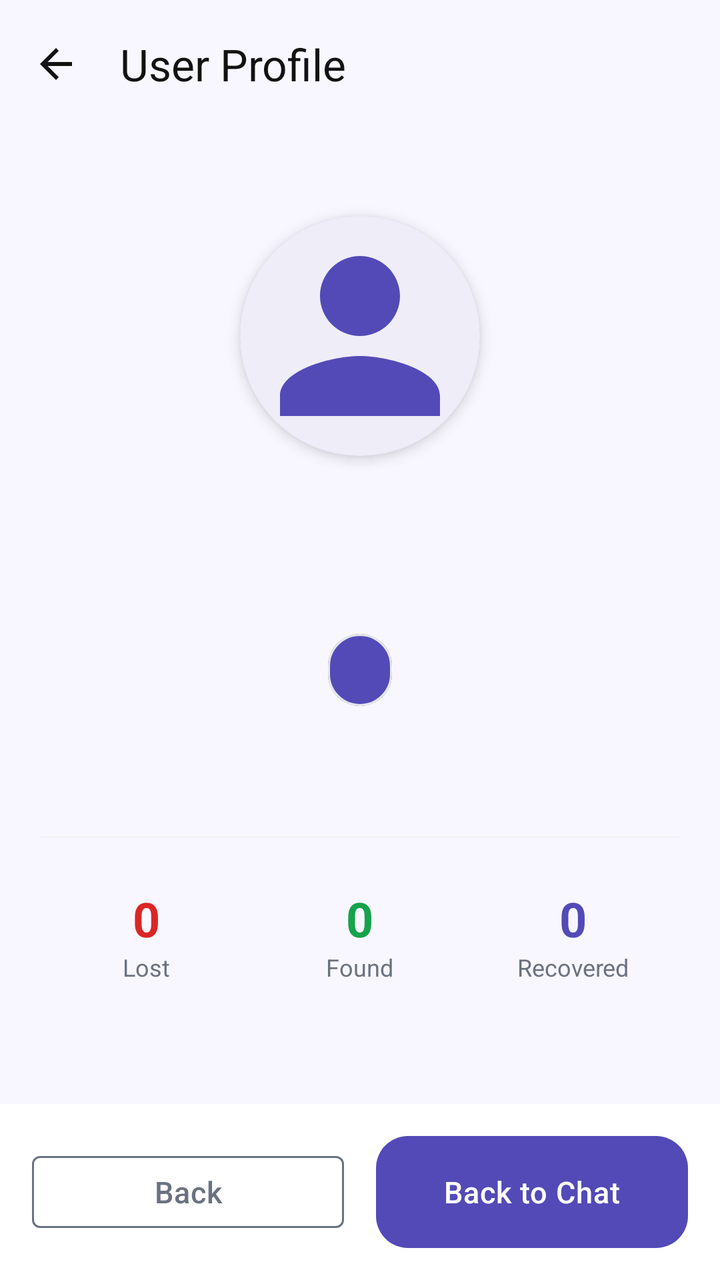
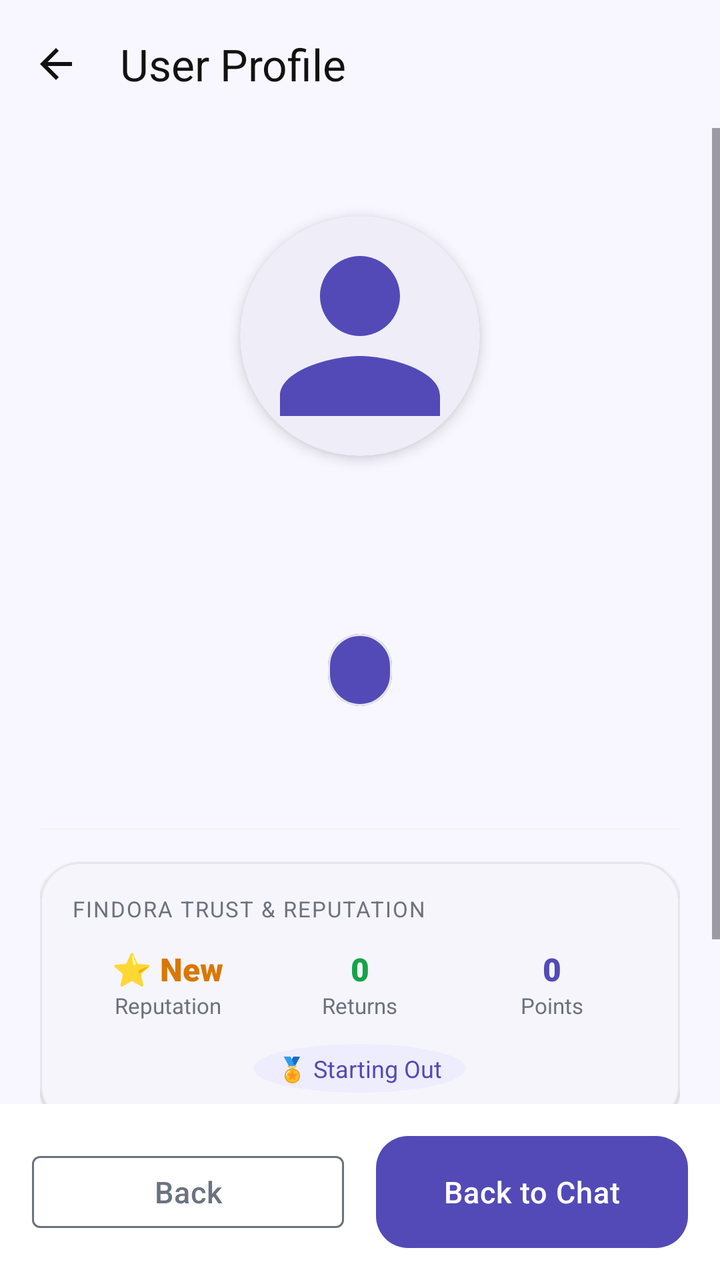

Before-and-after screenshots of an Android layout around one commit, followed by the original layout XML and the change that was made.
<!-- AndroidManifest.xml: application theme Theme.Findora -->
<!-- res/layout/activity_user_profile.xml -->
<?xml version="1.0" encoding="utf-8"?>
<LinearLayout xmlns:android="http://schemas.android.com/apk/res/android"
    xmlns:app="http://schemas.android.com/apk/res-auto"
    android:layout_width="match_parent"
    android:layout_height="match_parent"
    android:background="@color/screen_background"
    android:orientation="vertical">

    <com.google.android.material.appbar.MaterialToolbar
        android:id="@+id/toolbar"
        android:layout_width="match_parent"
        android:layout_height="?attr/actionBarSize"
        android:background="@color/screen_background"
        app:navigationIcon="?attr/homeAsUpIndicator"
        app:navigationIconTint="@color/text_dark"
        app:title="User Profile"
        app:titleTextColor="@color/text_dark" />

    <ScrollView
        android:layout_width="match_parent"
        android:layout_height="0dp"
        android:layout_weight="1"
        android:fillViewport="true">

        <LinearLayout
            android:layout_width="match_parent"
            android:layout_height="wrap_content"
            android:orientation="vertical"
            android:padding="@dimen/screen_padding_horizontal"
            android:gravity="center_horizontal">

            <com.google.android.material.card.MaterialCardView
                android:layout_width="120dp"
                android:layout_height="120dp"
                android:layout_marginTop="24dp"
                app:cardCornerRadius="60dp"
                app:cardElevation="4dp"
                app:strokeWidth="0dp">

                <ImageView
                    android:id="@+id/ivProfilePicture"
                    android:layout_width="match_parent"
                    android:layout_height="match_parent"
                    android:scaleType="centerCrop"
                    android:src="@drawable/ic_person"
                    app:tint="@color/primary_purple" />
            </com.google.android.material.card.MaterialCardView>

            <TextView
                android:id="@+id/tvFullName"
                android:layout_width="wrap_content"
                android:layout_height="wrap_content"
                android:layout_marginTop="16dp"
                android:textColor="@color/text_dark"
                android:textSize="22sp"
                android:textStyle="bold" />

            <TextView
                android:id="@+id/tvUsername"
                android:layout_width="wrap_content"
                android:layout_height="wrap_content"
                android:layout_marginTop="4dp"
                android:textColor="@color/text_gray"
                android:textSize="16sp" />
                
            <com.google.android.material.chip.Chip
                android:id="@+id/chipRole"
                android:layout_width="wrap_content"
                android:layout_height="wrap_content"
                android:layout_marginTop="12dp"
                android:textColor="@color/white"
                app:chipBackgroundColor="@color/primary_purple"
                android:clickable="false"
                android:focusable="false" />

            <TextView
                android:id="@+id/tvMemberSince"
                android:layout_width="wrap_content"
                android:layout_height="wrap_content"
                android:layout_marginTop="16dp"
                android:textColor="@color/text_gray"
                android:textSize="14sp" />

            <View
                android:layout_width="match_parent"
                android:layout_height="1dp"
                android:layout_marginTop="24dp"
                android:layout_marginBottom="24dp"
                android:background="@color/divider" />

            
            <LinearLayout
                android:layout_width="match_parent"
                android:layout_height="wrap_content"
                android:orientation="horizontal"
                android:weightSum="3">

                
                <LinearLayout
                    android:layout_width="0dp"
                    android:layout_height="wrap_content"
                    android:layout_weight="1"
                    android:gravity="center"
                    android:orientation="vertical">

                    <TextView
                        android:id="@+id/tvLostCount"
                        android:layout_width="wrap_content"
                        android:layout_height="wrap_content"
                        android:text="0"
                        android:textColor="@color/error_red"
                        android:textSize="24sp"
                        android:textStyle="bold" />

                    <TextView
                        android:layout_width="wrap_content"
                        android:layout_height="wrap_content"
                        android:text="Lost"
                        android:textColor="@color/text_gray"
                        android:textSize="12sp" />
                </LinearLayout>

                
                <LinearLayout
                    android:layout_width="0dp"
                    android:layout_height="wrap_content"
                    android:layout_weight="1"
                    android:gravity="center"
                    android:orientation="vertical">

                    <TextView
                        android:id="@+id/tvFoundCount"
                        android:layout_width="wrap_content"
                        android:layout_height="wrap_content"
                        android:text="0"
                        android:textColor="@color/success_green"
                        android:textSize="24sp"
                        android:textStyle="bold" />

                    <TextView
                        android:layout_width="wrap_content"
                        android:layout_height="wrap_content"
                        android:text="Found"
                        android:textColor="@color/text_gray"
                        android:textSize="12sp" />
                </LinearLayout>

                
                <LinearLayout
                    android:layout_width="0dp"
                    android:layout_height="wrap_content"
                    android:layout_weight="1"
                    android:gravity="center"
                    android:orientation="vertical">

                    <TextView
                        android:id="@+id/tvRecoveredCount"
                        android:layout_width="wrap_content"
                        android:layout_height="wrap_content"
                        android:text="0"
                        android:textColor="@color/primary_purple"
                        android:textSize="24sp"
                        android:textStyle="bold" />

                    <TextView
                        android:layout_width="wrap_content"
                        android:layout_height="wrap_content"
                        android:text="Recovered"
                        android:textColor="@color/text_gray"
                        android:textSize="12sp" />
                </LinearLayout>
            </LinearLayout>

        </LinearLayout>
    </ScrollView>
    
    <ProgressBar
        android:id="@+id/progressBar"
        android:layout_width="wrap_content"
        android:layout_height="wrap_content"
        android:layout_gravity="center"
        android:layout_marginTop="-200dp"
        android:indeterminateTint="@color/primary_purple"
        android:visibility="gone" />

    <LinearLayout
        android:layout_width="match_parent"
        android:layout_height="wrap_content"
        android:orientation="horizontal"
        android:padding="16dp"
        android:gravity="center"
        android:background="@color/surface_01">
        
        <com.google.android.material.button.MaterialButton
            android:id="@+id/btnBack"
            style="@style/Widget.MaterialComponents.Button.OutlinedButton"
            android:layout_width="0dp"
            android:layout_weight="1"
            android:layout_height="wrap_content"
            android:layout_marginEnd="8dp"
            android:text="Back"
            app:strokeColor="@color/text_gray"
            android:textColor="@color/text_gray" />

        <com.google.android.material.button.MaterialButton
            android:id="@+id/btnChat"
            android:layout_width="0dp"
            android:layout_weight="1"
            android:layout_height="wrap_content"
            android:layout_marginStart="8dp"
            android:text="Back to Chat"
            app:backgroundTint="@color/primary_purple"
            android:textColor="@color/white" />
    </LinearLayout>

</LinearLayout>
<!-- resources referenced by this layout -->
<resources>
  <color name="divider">#F3F4F6</color>
  <color name="error_red">#DC2626</color>
  <color name="primary_purple">#534AB7</color>
  <color name="screen_background">#F8F7FF</color>
  <color name="success_green">#16A34A</color>
  <color name="surface_01">#FFFFFF</color>
  <color name="text_dark">#121212</color>
  <color name="text_gray">#6B7280</color>
  <color name="white">#FFFFFF</color>
  <dimen name="screen_padding_horizontal">20dp</dimen>
  <!-- drawable ic_person (drawable) -->
  <vector xmlns:android="http://schemas.android.com/apk/res/android"
      android:width="24dp"
      android:height="24dp"
      android:viewportWidth="24"
      android:viewportHeight="24">
    <path
        android:fillColor="@color/text_dark"
        android:pathData="M12,12c2.21,0 4,-1.79 4,-4s-1.79,-4 -4,-4 -4,1.79 -4,4 1.79,4 4,4zM12,14c-2.67,0 -8,1.34 -8,4v2h16v-2c0,-2.66 -5.33,-4 -8,-4z"/>
  </vector>
  <color name="light_purple">#EEEDFE</color>
  <color name="md_theme_onPrimaryContainer">#3B3482</color>
  <color name="md_theme_onSecondary">#FFFFFF</color>
  <color name="light_green">#DCFCE7</color>
  <color name="md_theme_onError">#FFFFFF</color>
  <color name="card_background">#FFFFFF</color>
  <color name="md_theme_outline">#E5E7EB</color>
  <style name="Widget.Findora.Card" parent="Widget.Material3.CardView.Elevated">
          <item name="cardCornerRadius">@dimen/card_corner_radius</item>
          <item name="cardElevation">0dp</item>
          <item name="strokeWidth">0dp</item>
          <item name="cardBackgroundColor">@color/card_background</item>
          <item name="rippleColor">@color/primary_purple_10</item>
      </style>
  <style name="Widget.Findora.Chip" parent="Widget.Material3.Chip.Filter">
          <item name="chipCornerRadius">@dimen/chip_corner_radius</item>
          <item name="chipBackgroundColor">@color/chip_bg_colors</item>
          <item name="chipStrokeColor">@color/chip_stroke_colors</item>
          <item name="chipStrokeWidth">1dp</item>
          <item name="android:textColor">@color/chip_text_colors</item>
          <item name="checkedIconVisible">false</item>
          <item name="chipMinHeight">36dp</item>
          <item name="android:textSize">@dimen/text_caption</item>
          <item name="android:textStyle">bold</item>
      </style>
  <style name="Widget.Findora.BottomNav" parent="Widget.MaterialComponents.BottomNavigationView">
          <item name="itemIconTint">@color/nav_item_colors</item>
          <item name="itemTextColor">@color/nav_item_colors</item>
          <item name="itemActiveIndicatorStyle">@style/Widget.Findora.BottomNav.ActiveIndicator</item>
      </style>
  <dimen name="button_corner_radius">16dp</dimen>
  <dimen name="text_body">15sp</dimen>
  <dimen name="button_height">56dp</dimen>
  <dimen name="card_corner_radius">20dp</dimen>
  <color name="primary_purple_10">#1A534AB7</color>
  <dimen name="input_corner_radius">14dp</dimen>
  <color name="text_hint">#9CA3AF</color>
  <color name="surface_02">#F0F0F5</color>
  <dimen name="chip_corner_radius">20dp</dimen>
  <dimen name="text_caption">13sp</dimen>
  <style name="Widget.Findora.BottomNav.ActiveIndicator" parent="Widget.Material3.BottomNavigationView.ActiveIndicator">
          <item name="android:color">@color/light_purple</item>
      </style>
  <!-- unchanged entries left out for length: 3 -->
</resources>

<!-- the commit's change to res/layout/activity_user_profile.xml (unified diff, before → after) -->
@@ -84,9 +84,137 @@
             <View
                 android:layout_width="match_parent"
                 android:layout_height="1dp"
-                android:layout_marginTop="24dp"
-                android:layout_marginBottom="24dp"
+                android:layout_marginTop="20dp"
+                android:layout_marginBottom="16dp"
                 android:background="@color/divider" />
+
+            
+            <com.google.android.material.card.MaterialCardView
+                android:id="@+id/cvReputationInfo"
+                style="@style/Widget.Findora.Card"
+                android:layout_width="match_parent"
+                android:layout_height="wrap_content"
+                android:layout_marginBottom="20dp"
+                app:cardElevation="1dp"
+                app:strokeWidth="1dp"
+                app:strokeColor="@color/card_border"
+                app:cardBackgroundColor="@color/card_background">
+
+                <LinearLayout
+                    android:layout_width="match_parent"
+                    android:layout_height="wrap_content"
+                    android:orientation="vertical"
+                    android:padding="16dp">
+
+                    <TextView
+                        android:layout_width="wrap_content"
+                        android:layout_height="wrap_content"
+                        android:text="FINDORA TRUST &amp; REPUTATION"
+                        android:textColor="@color/text_gray"
+                        android:textSize="11sp"
+                        android:letterSpacing="0.06"
+                        android:fontFamily="sans-serif-bold" />
+
+                    <LinearLayout
+                        android:layout_width="match_parent"
+                        android:layout_height="wrap_content"
+                        android:layout_marginTop="12dp"
+                        android:orientation="horizontal"
+                        android:gravity="center_vertical"
+                        android:weightSum="3">
+
+                        
+                        <LinearLayout
+                            android:layout_width="0dp"
+                            android:layout_height="wrap_content"
+                            android:layout_weight="1"
+                            android:gravity="center"
+                            android:orientation="vertical">
+
+                            <TextView
+                                android:id="@+id/tvUserReputation"
+                                android:layout_width="wrap_content"
+                                android:layout_height="wrap_content"
+                                android:text="⭐ New"
+                                android:textColor="@color/warning_orange"
+                                android:textSize="16sp"
+                                android:fontFamily="sans-serif-black" />
+
+                            <TextView
+                                android:layout_width="wrap_content"
+                                android:layout_height="wrap_content"
+                                android:text="Reputation"
+                                android:textColor="@color/text_gray"
+                                android:textSize="11sp" />
+                        </LinearLayout>
+
+                        
+                        <LinearLayout
+                            android:layout_width="0dp"
+                            android:layout_height="wrap_content"
+                            android:layout_weight="1"
+                            android:gravity="center"
+                            android:orientation="vertical">
+
+                            <TextView
+                                android:id="@+id/tvUserReturns"
+                                android:layout_width="wrap_content"
+                                android:layout_height="wrap_content"
+                                android:text="0"
+                                android:textColor="@color/success_green"
+                                android:textSize="16sp"
+                                android:fontFamily="sans-serif-black" />
+
+                            <TextView
+                                android:layout_width="wrap_content"
+                                android:layout_height="wrap_content"
+                                android:text="Returns"
+                                android:textColor="@color/text_gray"
+                                android:textSize="11sp" />
+                        </LinearLayout>
+
+                        
+                        <LinearLayout
+                            android:layout_width="0dp"
+                            android:layout_height="wrap_content"
+                            android:layout_weight="1"
+                            android:gravity="center"
+                            android:orientation="vertical">
+
+                            <TextView
+                                android:id="@+id/tvUserPoints"
+                                android:layout_width="wrap_content"
+                                android:layout_height="wrap_content"
+                                android:text="0"
+                                android:textColor="@color/primary_purple"
+                                android:textSize="16sp"
+                                android:fontFamily="sans-serif-black" />
+
+                            <TextView
+                                android:layout_width="wrap_content"
+                                android:layout_height="wrap_content"
+                                android:text="Points"
+                                android:textColor="@color/text_gray"
+                                android:textSize="11sp" />
+                        </LinearLayout>
+                    </LinearLayout>
+
+                    
+                    <TextView
+                        android:id="@+id/tvUserBadgeChip"
+                        android:layout_width="wrap_content"
+                        android:layout_height="wrap_content"
+                        android:layout_gravity="center"
+                        android:layout_marginTop="12dp"
+                        android:paddingHorizontal="12dp"
+                        android:paddingVertical="4dp"
+                        android:background="@drawable/bg_circle_light_purple"
+                        android:text="🏅 Starting Out"
+                        android:textColor="@color/primary_purple"
+                        android:textSize="12sp"
+                        android:fontFamily="sans-serif-bold" />
+                </LinearLayout>
+            </com.google.android.material.card.MaterialCardView>
 
             
             <LinearLayout
<!-- resource entries referenced after the edit -->
@@ -8,8 +8,15 @@
   <color name="surface_01">#FFFFFF</color>
   <color name="text_dark">#121212</color>
   <color name="text_gray">#6B7280</color>
+  <color name="warning_orange">#D97706</color>
   <color name="white">#FFFFFF</color>
   <dimen name="screen_padding_horizontal">20dp</dimen>
+  <!-- drawable bg_circle_light_purple (drawable) -->
+  <?xml version="1.0" encoding="utf-8"?>
+  <shape xmlns:android="http://schemas.android.com/apk/res/android"
+      android:shape="oval">
+      <solid android:color="@color/light_purple" />
+  </shape>
   <!-- drawable ic_person (drawable) -->
   <vector xmlns:android="http://schemas.android.com/apk/res/android"
       android:width="24dp"
@@ -26,6 +33,7 @@
   <color name="light_green">#DCFCE7</color>
   <color name="md_theme_onError">#FFFFFF</color>
   <color name="card_background">#FFFFFF</color>
+  <color name="card_border">#E5E7EB</color>
   <color name="md_theme_outline">#E5E7EB</color>
   <style name="Widget.Findora.Card" parent="Widget.Material3.CardView.Elevated">
           <item name="cardCornerRadius">@dimen/card_corner_radius</item>
